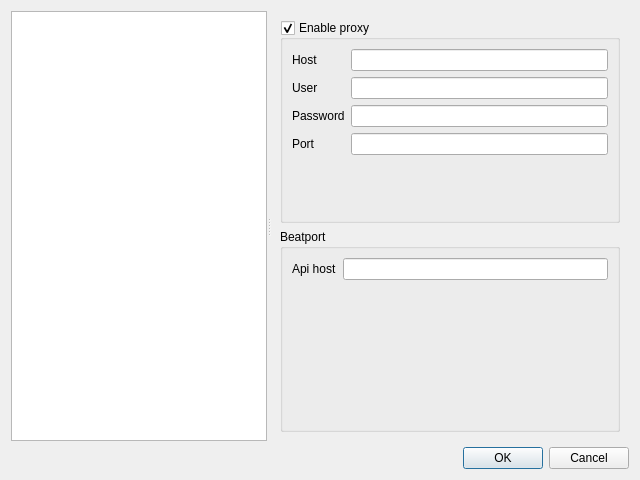
Above: src/gui/settingsdialog.ui from alorence/tym before the change. Below: the same form after it.
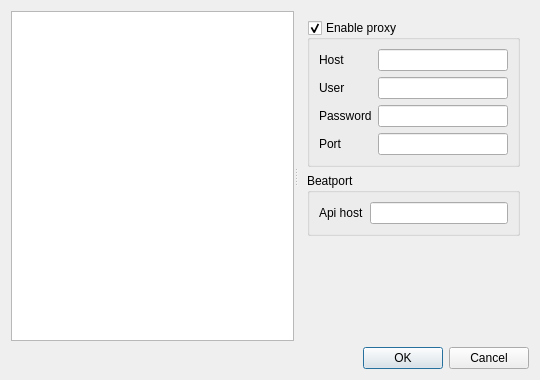
That is the form after the change.

Commit message: (settings) Update dialog

```diff
--- a/src/gui/settingsdialog.ui
+++ b/src/gui/settingsdialog.ui
@@ -6,8 +6,8 @@
    <rect>
     <x>0</x>
     <y>0</y>
-    <width>640</width>
-    <height>480</height>
+    <width>540</width>
+    <height>380</height>
    </rect>
   </property>
   <property name="windowTitle">
@@ -26,17 +26,11 @@
         <verstretch>0</verstretch>
        </sizepolicy>
       </property>
-      <property name="minimumSize">
-       <size>
-        <width>150</width>
-        <height>0</height>
-       </size>
-      </property>
       <property name="autoExpandDelay">
        <number>0</number>
       </property>
-      <property name="rootIsDecorated">
-       <bool>true</bool>
+      <property name="indentation">
+       <number>5</number>
       </property>
       <property name="uniformRowHeights">
        <bool>true</bool>
@@ -50,6 +44,12 @@
       <property name="headerHidden">
        <bool>true</bool>
       </property>
+      <attribute name="headerDefaultSectionSize">
+       <number>36</number>
+      </attribute>
+      <attribute name="headerMinimumSectionSize">
+       <number>36</number>
+      </attribute>
       <column>
        <property name="text">
         <string>1</string>
@@ -59,7 +59,7 @@
      <widget class="QStackedWidget" name="content">
       <property name="sizePolicy">
        <sizepolicy hsizetype="Preferred" vsizetype="Preferred">
-        <horstretch>6</horstretch>
+        <horstretch>0</horstretch>
         <verstretch>0</verstretch>
        </sizepolicy>
       </property>
@@ -150,6 +150,19 @@
           </layout>
          </widget>
         </item>
+        <item>
+         <spacer name="verticalSpacer_2">
+          <property name="orientation">
+           <enum>Qt::Vertical</enum>
+          </property>
+          <property name="sizeHint" stdset="0">
+           <size>
+            <width>20</width>
+            <height>40</height>
+           </size>
+          </property>
+         </spacer>
+        </item>
        </layout>
       </widget>
       <widget class="QWidget" name="interfacePage">
```
Left out of the diff: 24 changed lines with no effect on the pictures. The commit also changes 1 other file.
